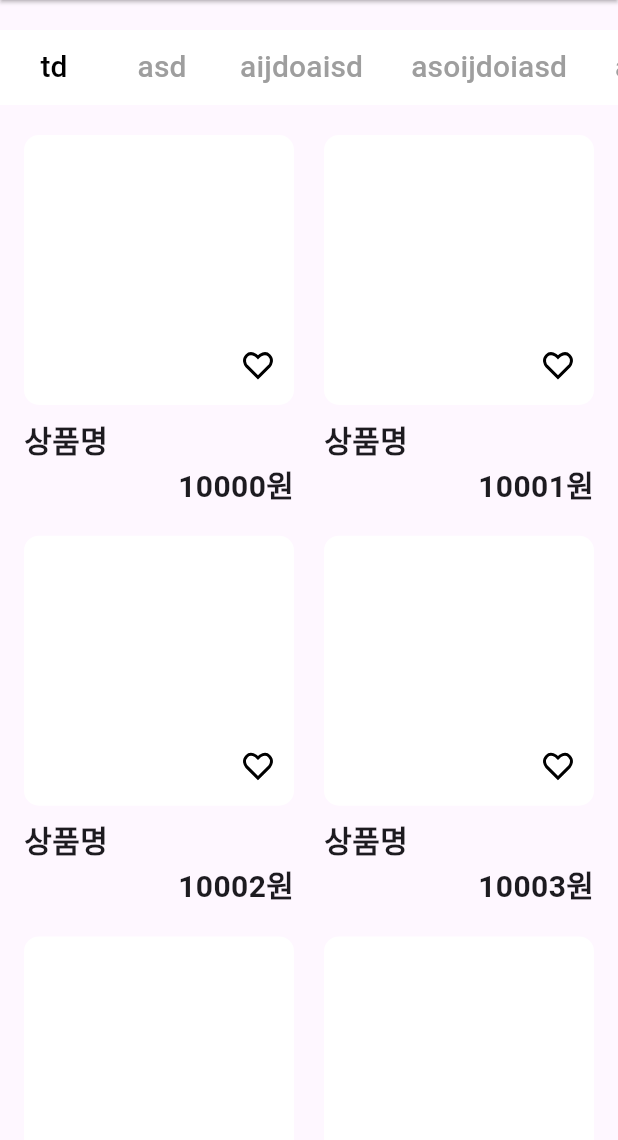
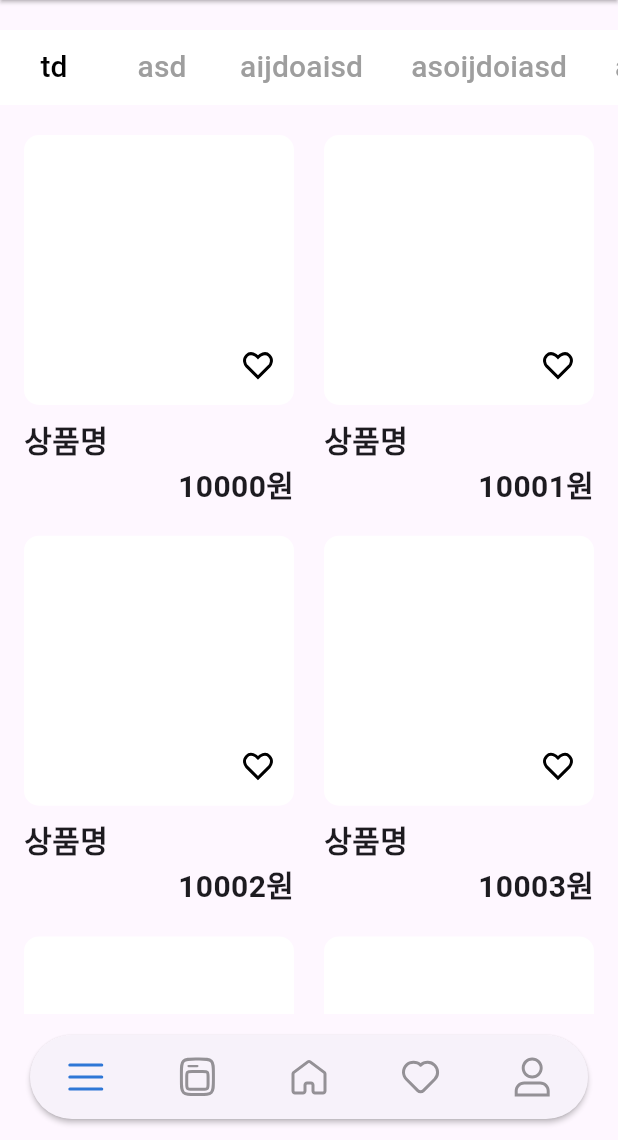
Before and after one commit to LIKELION-Android-Bootcamp-4th/AOS-04-officeShoppingMall, a Flutter app: the ProductListScreen screen opened directly, on a phone screen of 412 x 824 dp, the part 96-1236 px from its top. Run offline on Flutter 3.47's test engine with Material 3 defaults, Android fonts, the phone set to English and light mode, and no system bars; our stand-ins replace dio, flutter_bloc, flutter_svg, google_fonts, pretty_dio_logger.

Commit message:
feat: 하단 추가

```diff
--- a/lib/feature/product/ui/product_list_screen.dart
+++ b/lib/feature/product/ui/product_list_screen.dart
@@ -1,6 +1,8 @@
 import 'package:flutter/material.dart';
 import 'package:office_shopping_mall/core/widgets/custom_app_bar.dart';
 import 'package:office_shopping_mall/feature/product/ui/product_list_content.dart';
+
+import '../../../core/widgets/bottom_navigation.dart';
 
 
 class ProductListScreen extends StatelessWidget{
@@ -21,6 +23,8 @@ class ProductListScreen extends StatelessWidget{
           ],
         ),
       ),
+
+      bottomNavigationBar: BottomNavigation(),
     );
   }
 
```
